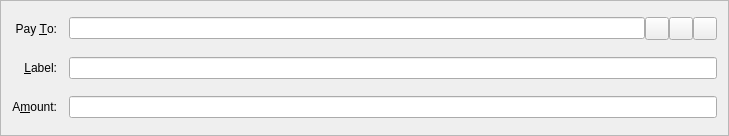
The window that src/qt/forms/sendcoinsentry.ui (porkcoin/porkcoin) describes before a commit, drawn with Qt 5.
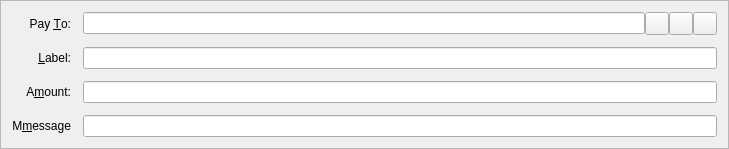
The same window after the commit. Icons and pictures are not drawn. Custom widgets are drawn as their Qt base class.

Patch:
```diff
--- a/src/qt/forms/sendcoinsentry.ui
+++ b/src/qt/forms/sendcoinsentry.ui
@@ -7,7 +7,7 @@
     <x>0</x>
     <y>0</y>
     <width>729</width>
-    <height>136</height>
+    <height>145</height>
    </rect>
   </property>
   <property name="windowTitle">
@@ -49,9 +49,6 @@
      </property>
     </widget>
    </item>
-   <item row="5" column="1">
-    <widget class="BitcoinAmountField" name="payAmount"/>
-   </item>
    <item row="4" column="1">
     <layout class="QHBoxLayout" name="horizontalLayout_2">
      <property name="spacing">
@@ -147,6 +144,25 @@
      </item>
     </layout>
    </item>
+   <item row="5" column="1">
+    <widget class="BitcoinAmountField" name="payAmount"/>
+   </item>
+   <item row="6" column="0">
+    <widget class="QLabel" name="label_3">
+     <property name="text">
+      <string>M&amp;message</string>
+     </property>
+     <property name="alignment">
+      <set>Qt::AlignRight|Qt::AlignTrailing|Qt::AlignVCenter</set>
+     </property>
+     <property name="buddy">
+      <cstring>payAmount</cstring>
+     </property>
+    </widget>
+   </item>
+   <item row="6" column="1">
+    <widget class="QLineEdit" name="lineEdit"/>
+   </item>
   </layout>
  </widget>
  <customwidgets>
```
